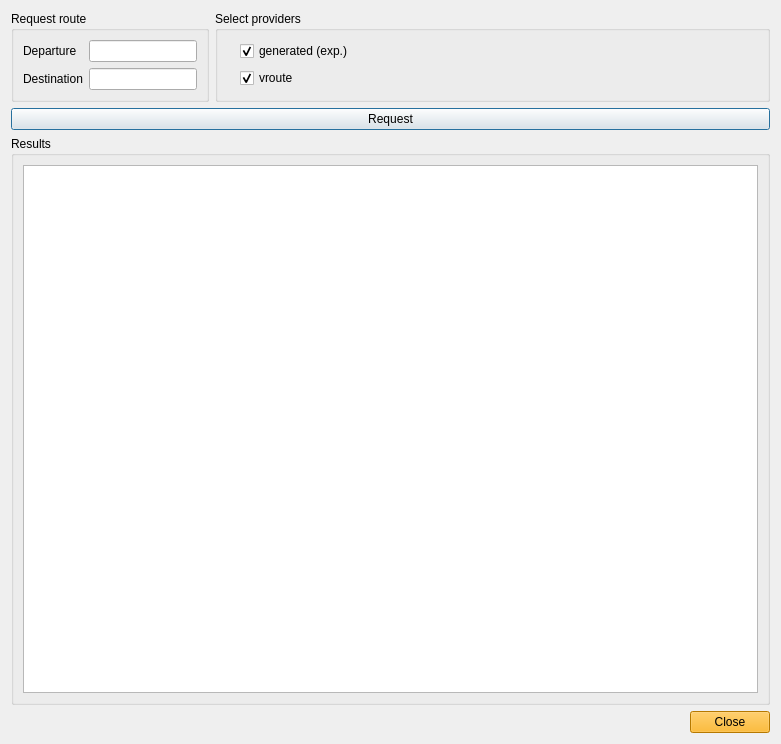
Above: branches/jonas_unstable/QuteScoop/gui/PlanFlightDialog.ui from qutescoop/qutescoop before the change. Below: the same form after it.
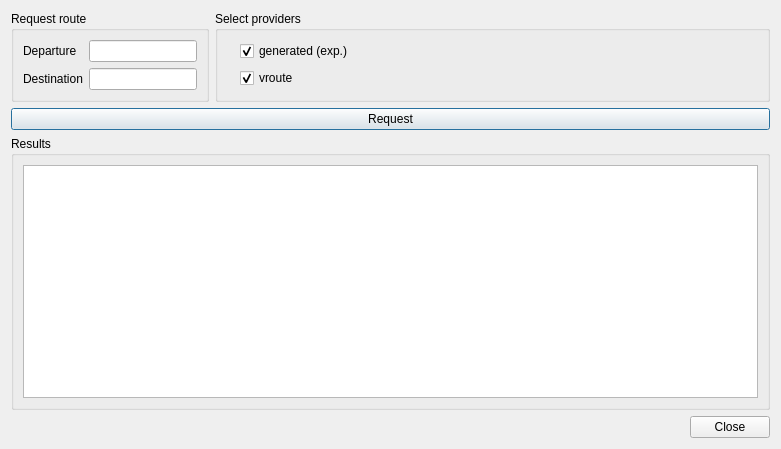
That is the form after the change. Icons and pictures are not drawn.

Commit message: fixed: * wrong palette on Close-button

```diff
--- a/branches/jonas_unstable/QuteScoop/gui/PlanFlightDialog.ui
+++ b/branches/jonas_unstable/QuteScoop/gui/PlanFlightDialog.ui
@@ -7,7 +7,7 @@
     <x>0</x>
     <y>0</y>
     <width>781</width>
-    <height>744</height>
+    <height>449</height>
    </rect>
   </property>
   <property name="windowTitle">
@@ -202,421 +202,6 @@
    </item>
    <item>
     <widget class="QDialogButtonBox" name="buttonBox">
-     <property name="palette">
-      <palette>
-       <active>
-        <colorrole role="WindowText">
-         <brush brushstyle="SolidPattern">
-          <color alpha="255">
-           <red>0</red>
-           <green>0</green>
-           <blue>0</blue>
-          </color>
-         </brush>
-        </colorrole>
-        <colorrole role="Button">
-         <brush brushstyle="SolidPattern">
-          <color alpha="255">
-           <red>255</red>
-           <green>170</green>
-           <blue>0</blue>
-          </color>
-         </brush>
-        </colorrole>
-        <colorrole role="Light">
-         <brush brushstyle="SolidPattern">
-          <color alpha="255">
-           <red>255</red>
-           <green>213</green>
-           <blue>127</blue>
-          </color>
-         </brush>
-        </colorrole>
-        <colorrole role="Midlight">
-         <brush brushstyle="SolidPattern">
-          <color alpha="255">
-           <red>255</red>
-           <green>191</green>
-           <blue>63</blue>
-          </color>
-         </brush>
-        </colorrole>
-        <colorrole role="Dark">
-         <brush brushstyle="SolidPattern">
-          <color alpha="255">
-           <red>127</red>
-           <green>85</green>
-           <blue>0</blue>
-          </color>
-         </brush>
-        </colorrole>
-        <colorrole role="Mid">
-         <brush brushstyle="SolidPattern">
-          <color alpha="255">
-           <red>170</red>
-           <green>113</green>
-           <blue>0</blue>
-          </color>
-         </brush>
-        </colorrole>
-        <colorrole role="Text">
-         <brush brushstyle="SolidPattern">
-          <color alpha="255">
-           <red>0</red>
-           <green>0</green>
-           <blue>0</blue>
-          </color>
-         </brush>
-        </colorrole>
-        <colorrole role="BrightText">
-         <brush brushstyle="SolidPattern">
-          <color alpha="255">
-           <red>255</red>
-           <green>255</green>
-           <blue>255</blue>
-          </color>
-         </brush>
-        </colorrole>
-        <colorrole role="ButtonText">
-         <brush brushstyle="SolidPattern">
-          <color alpha="255">
-           <red>0</red>
-           <green>0</green>
-           <blue>0</blue>
-          </color>
-         </brush>
-        </colorrole>
-        <colorrole role="Base">
-         <brush brushstyle="SolidPattern">
-          <color alpha="255">
-           <red>255</red>
-           <green>255</green>
-           <blue>255</blue>
-          </color>
-         </brush>
-        </colorrole>
-        <colorrole role="Window">
-         <brush brushstyle="SolidPattern">
-          <color alpha="255">
-           <red>255</red>
-           <green>170</green>
-           <blue>0</blue>
-          </color>
-         </brush>
-        </colorrole>
-        <colorrole role="Shadow">
-         <brush brushstyle="SolidPattern">
-          <color alpha="255">
-           <red>0</red>
-           <green>0</green>
-           <blue>0</blue>
-          </color>
-         </brush>
-        </colorrole>
-        <colorrole role="AlternateBase">
-         <brush brushstyle="SolidPattern">
-          <color alpha="255">
-           <red>255</red>
-           <green>212</green>
-           <blue>127</blue>
-          </color>
-         </brush>
-        </colorrole>
-        <colorrole role="ToolTipBase">
-         <brush brushstyle="SolidPattern">
-          <color alpha="255">
-           <red>255</red>
-           <green>255</green>
-           <blue>220</blue>
-          </color>
-         </brush>
-        </colorrole>
-        <colorrole role="ToolTipText">
-         <brush brushstyle="SolidPattern">
-          <color alpha="255">
-           <red>0</red>
-           <green>0</green>
-           <blue>0</blue>
-          </color>
-         </brush>
-        </colorrole>
-       </active>
-       <inactive>
-        <colorrole role="WindowText">
-         <brush brushstyle="SolidPattern">
-          <color alpha="255">
-           <red>0</red>
-           <green>0</green>
-           <blue>0</blue>
-          </color>
-         </brush>
-        </colorrole>
-        <colorrole role="Button">
-         <brush brushstyle="SolidPattern">
-          <color alpha="255">
-           <red>255</red>
-           <green>170</green>
-           <blue>0</blue>
-          </color>
-         </brush>
-        </colorrole>
-        <colorrole role="Light">
-         <brush brushstyle="SolidPattern">
-          <color alpha="255">
-           <red>255</red>
-           <green>213</green>
-           <blue>127</blue>
-          </color>
-         </brush>
-        </colorrole>
-        <colorrole role="Midlight">
-         <brush brushstyle="SolidPattern">
-          <color alpha="255">
-           <red>255</red>
-           <green>191</green>
-           <blue>63</blue>
-          </color>
-         </brush>
-        </colorrole>
-        <colorrole role="Dark">
-         <brush brushstyle="SolidPattern">
-          <color alpha="255">
-           <red>127</red>
-           <green>85</green>
-           <blue>0</blue>
-          </color>
-         </brush>
-        </colorrole>
-        <colorrole role="Mid">
-         <brush brushstyle="SolidPattern">
-          <color alpha="255">
-           <red>170</red>
-           <green>113</green>
-           <blue>0</blue>
-          </color>
-         </brush>
-        </colorrole>
-        <colorrole role="Text">
-         <brush brushstyle="SolidPattern">
-          <color alpha="255">
-           <red>0</red>
-           <green>0</green>
-           <blue>0</blue>
-          </color>
-         </brush>
-        </colorrole>
-        <colorrole role="BrightText">
-         <brush brushstyle="SolidPattern">
-          <color alpha="255">
-           <red>255</red>
-           <green>255</green>
-           <blue>255</blue>
-          </color>
-         </brush>
-        </colorrole>
-        <colorrole role="ButtonText">
-         <brush brushstyle="SolidPattern">
-          <color alpha="255">
-           <red>0</red>
-           <green>0</green>
-           <blue>0</blue>
-          </color>
-         </brush>
-        </colorrole>
-        <colorrole role="Base">
-         <brush brushstyle="SolidPattern">
-          <color alpha="255">
-           <red>255</red>
-           <green>255</green>
-           <blue>255</blue>
-          </color>
-         </brush>
-        </colorrole>
-        <colorrole role="Window">
-         <brush brushstyle="SolidPattern">
-          <color alpha="255">
-           <red>255</red>
-           <green>170</green>
-           <blue>0</blue>
-          </color>
-         </brush>
-        </colorrole>
-        <colorrole role="Shadow">
-         <brush brushstyle="SolidPattern">
-          <color alpha="255">
-           <red>0</red>
-           <green>0</green>
-           <blue>0</blue>
-          </color>
-         </brush>
-        </colorrole>
-        <colorrole role="AlternateBase">
-         <brush brushstyle="SolidPattern">
-          <color alpha="255">
-           <red>255</red>
-           <green>212</green>
-           <blue>127</blue>
-          </color>
-         </brush>
-        </colorrole>
-        <colorrole role="ToolTipBase">
-         <brush brushstyle="SolidPattern">
-          <color alpha="255">
-           <red>255</red>
-           <green>255</green>
-           <blue>220</blue>
-          </color>
-         </brush>
-        </colorrole>
-        <colorrole role="ToolTipText">
-         <brush brushstyle="SolidPattern">
-          <color alpha="255">
-           <red>0</red>
-           <green>0</green>
-           <blue>0</blue>
-          </color>
-         </brush>
-        </colorrole>
-       </inactive>
-       <disabled>
-        <colorrole role="WindowText">
-         <brush brushstyle="SolidPattern">
-          <color alpha="255">
-           <red>127</red>
-           <green>85</green>
-           <blue>0</blue>
-          </color>
-         </brush>
-        </colorrole>
-        <colorrole role="Button">
-         <brush brushstyle="SolidPattern">
-          <color alpha="255">
-           <red>255</red>
-           <green>170</green>
-           <blue>0</blue>
-          </color>
-         </brush>
-        </colorrole>
-        <colorrole role="Light">
-         <brush brushstyle="SolidPattern">
-          <color alpha="255">
-           <red>255</red>
-           <green>213</green>
-           <blue>127</blue>
-          </color>
-         </brush>
-        </colorrole>
-        <colorrole role="Midlight">
-         <brush brushstyle="SolidPattern">
-          <color alpha="255">
-           <red>255</red>
-           <green>191</green>
-           <blue>63</blue>
-          </color>
-         </brush>
-        </colorrole>
-        <colorrole role="Dark">
-         <brush brushstyle="SolidPattern">
-          <color alpha="255">
-           <red>127</red>
-           <green>85</green>
-           <blue>0</blue>
-          </color>
-         </brush>
-        </colorrole>
-        <colorrole role="Mid">
-         <brush brushstyle="SolidPattern">
-          <color alpha="255">
-           <red>170</red>
-           <green>113</green>
-           <blue>0</blue>
-          </color>
-         </brush>
-        </colorrole>
-        <colorrole role="Text">
-         <brush brushstyle="SolidPattern">
-          <color alpha="255">
-           <red>127</red>
-           <green>85</green>
-           <blue>0</blue>
-          </color>
-         </brush>
-        </colorrole>
-        <colorrole role="BrightText">
-         <brush brushstyle="SolidPattern">
-          <color alpha="255">
-           <red>255</red>
-           <green>255</green>
-           <blue>255</blue>
-          </color>
-         </brush>
-        </colorrole>
-        <colorrole role="ButtonText">
-         <brush brushstyle="SolidPattern">
-          <color alpha="255">
-           <red>127</red>
-           <green>85</green>
-           <blue>0</blue>
-          </color>
-         </brush>
-        </colorrole>
-        <colorrole role="Base">
-         <brush brushstyle="SolidPattern">
-          <color alpha="255">
-           <red>255</red>
-           <green>170</green>
-           <blue>0</blue>
-          </color>
-         </brush>
-        </colorrole>
-        <colorrole role="Window">
-         <brush brushstyle="SolidPattern">
-          <color alpha="255">
-           <red>255</red>
-           <green>170</green>
-           <blue>0</blue>
-          </color>
-         </brush>
-        </colorrole>
-        <colorrole role="Shadow">
-         <brush brushstyle="SolidPattern">
-          <color alpha="255">
-           <red>0</red>
-           <green>0</green>
-           <blue>0</blue>
-          </color>
-         </brush>
-        </colorrole>
-        <colorrole role="AlternateBase">
-         <brush brushstyle="SolidPattern">
-          <color alpha="255">
-           <red>255</red>
-           <green>170</green>
-           <blue>0</blue>
-          </color>
-         </brush>
-        </colorrole>
-        <colorrole role="ToolTipBase">
-         <brush brushstyle="SolidPattern">
-          <color alpha="255">
-           <red>255</red>
-           <green>255</green>
-           <blue>220</blue>
-          </color>
-         </brush>
-        </colorrole>
-        <colorrole role="ToolTipText">
-         <brush brushstyle="SolidPattern">
-          <color alpha="255">
-           <red>0</red>
-           <green>0</green>
-           <blue>0</blue>
-          </color>
-         </brush>
-        </colorrole>
-       </disabled>
-      </palette>
-     </property>
      <property name="standardButtons">
       <set>QDialogButtonBox::Close</set>
      </property>
```
